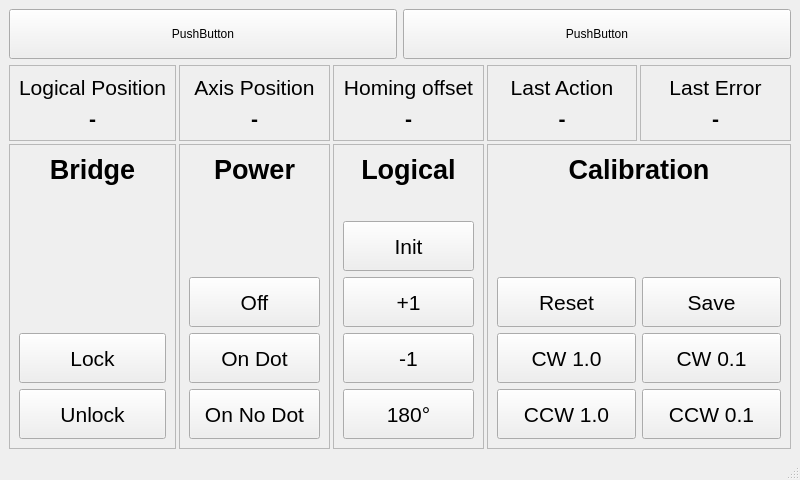
The window that src/mainwindow.ui (cilo72/raspi_turntable) describes before a commit, drawn with Qt 5.
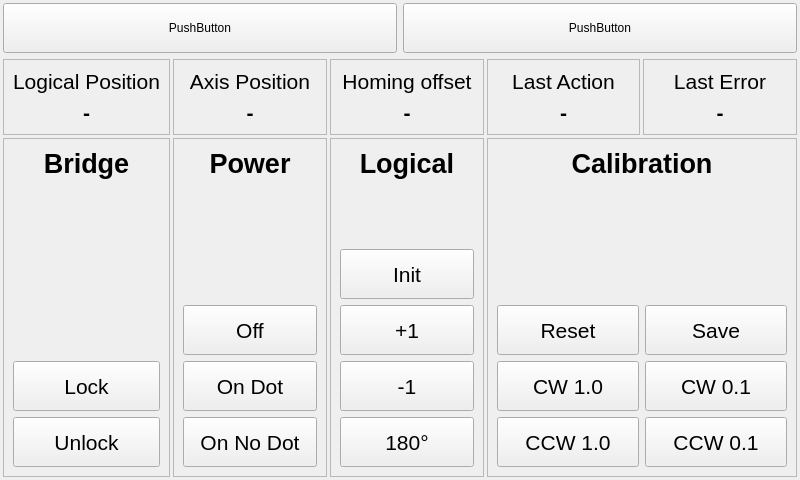
The same window after the commit.

What changed in the file:
```diff
--- a/src/mainwindow.ui
+++ b/src/mainwindow.ui
@@ -11,7 +11,7 @@
    </rect>
   </property>
   <property name="sizePolicy">
-   <sizepolicy hsizetype="Fixed" vsizetype="Fixed">
+   <sizepolicy hsizetype="Preferred" vsizetype="Preferred">
     <horstretch>0</horstretch>
     <verstretch>0</verstretch>
    </sizepolicy>
@@ -21,6 +21,18 @@
   </property>
   <widget class="QWidget" name="centralwidget">
    <layout class="QVBoxLayout" name="verticalLayout">
+    <property name="leftMargin">
+     <number>3</number>
+    </property>
+    <property name="topMargin">
+     <number>3</number>
+    </property>
+    <property name="rightMargin">
+     <number>3</number>
+    </property>
+    <property name="bottomMargin">
+     <number>3</number>
+    </property>
     <item>
      <layout class="QHBoxLayout" name="horizontalLayout">
       <property name="leftMargin">
@@ -324,6 +336,12 @@
           </item>
           <item row="1" column="0">
            <widget class="QFrame" name="frame_4">
+            <property name="sizePolicy">
+             <sizepolicy hsizetype="Preferred" vsizetype="Preferred">
+              <horstretch>0</horstretch>
+              <verstretch>0</verstretch>
+             </sizepolicy>
+            </property>
             <property name="frameShape">
              <enum>QFrame::StyledPanel</enum>
             </property>
@@ -352,6 +370,9 @@
                <property name="orientation">
                 <enum>Qt::Vertical</enum>
                </property>
+               <property name="sizeType">
+                <enum>QSizePolicy::Expanding</enum>
+               </property>
                <property name="sizeHint" stdset="0">
                 <size>
                  <width>20</width>
@@ -401,6 +422,12 @@
           </item>
           <item row="1" column="1">
            <widget class="QFrame" name="frame_3">
+            <property name="sizePolicy">
+             <sizepolicy hsizetype="Preferred" vsizetype="Preferred">
+              <horstretch>0</horstretch>
+              <verstretch>0</verstretch>
+             </sizepolicy>
+            </property>
             <property name="frameShape">
              <enum>QFrame::StyledPanel</enum>
             </property>
@@ -496,6 +523,12 @@
           </item>
           <item row="1" column="2">
            <widget class="QFrame" name="frame_5">
+            <property name="sizePolicy">
+             <sizepolicy hsizetype="Preferred" vsizetype="Preferred">
+              <horstretch>0</horstretch>
+              <verstretch>0</verstretch>
+             </sizepolicy>
+            </property>
             <property name="frameShape">
              <enum>QFrame::StyledPanel</enum>
             </property>
@@ -526,8 +559,8 @@
                </property>
                <property name="sizeHint" stdset="0">
                 <size>
-                 <width>0</width>
-                 <height>0</height>
+                 <width>20</width>
+                 <height>40</height>
                 </size>
                </property>
               </spacer>
@@ -609,6 +642,12 @@
           </item>
           <item row="1" column="3" colspan="2">
            <widget class="QFrame" name="frame_6">
+            <property name="sizePolicy">
+             <sizepolicy hsizetype="Preferred" vsizetype="Preferred">
+              <horstretch>0</horstretch>
+              <verstretch>0</verstretch>
+             </sizepolicy>
+            </property>
             <property name="frameShape">
              <enum>QFrame::StyledPanel</enum>
             </property>
@@ -800,17 +839,6 @@
     </item>
    </layout>
   </widget>
-  <widget class="QMenuBar" name="menubar">
-   <property name="geometry">
-    <rect>
-     <x>0</x>
-     <y>0</y>
-     <width>800</width>
-     <height>22</height>
-    </rect>
-   </property>
-  </widget>
-  <widget class="QStatusBar" name="statusbar"/>
  </widget>
  <resources/>
  <connections/>
```
Left out of the diff: 2 changed lines with no effect on the pictures.
